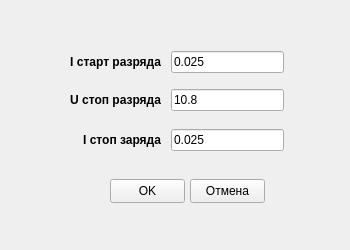
The window that ui/settings_ch.ui (sergeycccv/battery_modbus) describes before a commit, drawn with Qt 5.
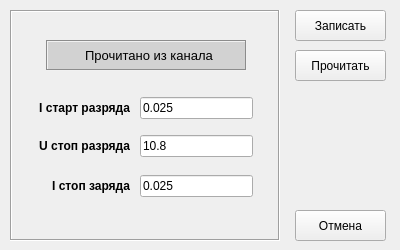
The same window after the commit. Icons and pictures are not drawn.

Commit message: Небольшие изменения в логике редактирования настроек каналов

The edit to the form file:
```diff
--- a/ui/settings_ch.ui
+++ b/ui/settings_ch.ui
@@ -9,7 +9,7 @@
    <rect>
     <x>0</x>
     <y>0</y>
-    <width>350</width>
+    <width>400</width>
     <height>250</height>
    </rect>
   </property>
@@ -21,7 +21,7 @@
   </property>
   <property name="maximumSize">
    <size>
-    <width>350</width>
+    <width>400</width>
     <height>250</height>
    </size>
   </property>
@@ -32,6 +32,12 @@
    <iconset resource="res.qrc">
     <normaloff>:/ICO/Gear24.png</normaloff>:/ICO/Gear24.png</iconset>
   </property>
+  <property name="styleSheet">
+   <string notr="true"> #lbl_info {
+	background-color: rgb(210, 210, 210);
+	padding-left: 5;
+}</string>
+  </property>
   <property name="channel" stdset="0">
    <number>-1</number>
   </property>
@@ -39,71 +45,62 @@
    <widget class="QPushButton" name="btn_OK">
     <property name="geometry">
      <rect>
-      <x>110</x>
-      <y>179</y>
-      <width>75</width>
-      <height>24</height>
+      <x>295</x>
+      <y>10</y>
+      <width>91</width>
+      <height>31</height>
      </rect>
     </property>
     <property name="text">
-     <string>OK</string>
+     <string>Записать</string>
     </property>
    </widget>
    <widget class="QPushButton" name="btn_cancel">
     <property name="geometry">
      <rect>
-      <x>190</x>
-      <y>179</y>
-      <width>75</width>
-      <height>24</height>
+      <x>295</x>
+      <y>210</y>
+      <width>91</width>
+      <height>31</height>
      </rect>
     </property>
     <property name="text">
      <string>Отмена</string>
     </property>
    </widget>
-   <widget class="QLineEdit" name="edit_IstartDischarge">
+   <widget class="QPushButton" name="btn_read">
     <property name="geometry">
      <rect>
-      <x>171</x>
-      <y>51</y>
-      <width>113</width>
-      <height>22</height>
+      <x>295</x>
+      <y>50</y>
+      <width>91</width>
+      <height>31</height>
      </rect>
     </property>
-    <property name="inputMask">
-     <string>0.000</string>
-    </property>
     <property name="text">
-     <string>0.025</string>
+     <string>Прочитать</string>
     </property>
    </widget>
-   <widget class="QLabel" name="lbl_001">
+   <widget class="QFrame" name="frame">
     <property name="geometry">
      <rect>
-      <x>60</x>
-      <y>52</y>
-      <width>101</width>
-      <height>20</height>
+      <x>10</x>
+      <y>10</y>
+      <width>270</width>
+      <height>231</height>
      </rect>
     </property>
-    <property name="font">
-     <font>
-      <bold>true</bold>
-     </font>
+    <property name="frameShape">
+     <enum>QFrame::Shape::Box</enum>
     </property>
-    <property name="text">
-     <string>I старт разряда</string>
+    <property name="frameShadow">
+     <enum>QFrame::Shadow::Sunken</enum>
     </property>
-    <property name="alignment">
-     <set>Qt::AlignmentFlag::AlignRight|Qt::AlignmentFlag::AlignTrailing|Qt::AlignmentFlag::AlignVCenter</set>
-    </property>
-   </widget>
    <widget class="QLineEdit" name="edit_UstopDischarge">
     <property name="geometry">
      <rect>
-      <x>171</x>
-      <y>89</y>
+       <x>130</x>
+       <y>125</y>
       <width>113</width>
       <height>22</height>
      </rect>
@@ -115,11 +112,11 @@
      <string>10.8</string>
     </property>
    </widget>
-   <widget class="QLabel" name="lbl_002">
+    <widget class="QLabel" name="lbl_001">
     <property name="geometry">
      <rect>
-      <x>60</x>
-      <y>90</y>
+       <x>19</x>
+       <y>88</y>
       <width>101</width>
       <height>20</height>
      </rect>
@@ -130,33 +127,17 @@
      </font>
     </property>
     <property name="text">
-     <string>U стоп разряда</string>
+      <string>I старт разряда</string>
     </property>
     <property name="alignment">
      <set>Qt::AlignmentFlag::AlignRight|Qt::AlignmentFlag::AlignTrailing|Qt::AlignmentFlag::AlignVCenter</set>
     </property>
    </widget>
-   <widget class="QLineEdit" name="edit_IstopCharge">
-    <property name="geometry">
-     <rect>
-      <x>171</x>
-      <y>129</y>
-      <width>113</width>
-      <height>22</height>
-     </rect>
-    </property>
-    <property name="inputMask">
-     <string notr="true">0.000</string>
-    </property>
-    <property name="text">
-     <string>0.025</string>
-    </property>
-   </widget>
    <widget class="QLabel" name="lbl_003">
     <property name="geometry">
      <rect>
-      <x>60</x>
-      <y>130</y>
+       <x>19</x>
+       <y>166</y>
       <width>101</width>
       <height>20</height>
      </rect>
@@ -172,6 +153,87 @@
     <property name="alignment">
      <set>Qt::AlignmentFlag::AlignRight|Qt::AlignmentFlag::AlignTrailing|Qt::AlignmentFlag::AlignVCenter</set>
     </property>
+    </widget>
+    <widget class="QLineEdit" name="edit_IstopCharge">
+     <property name="geometry">
+      <rect>
+       <x>130</x>
+       <y>165</y>
+       <width>113</width>
+       <height>22</height>
+      </rect>
+     </property>
+     <property name="inputMask">
+      <string notr="true">0.000</string>
+     </property>
+     <property name="text">
+      <string>0.025</string>
+     </property>
+    </widget>
+    <widget class="QLineEdit" name="edit_IstartDischarge">
+     <property name="geometry">
+      <rect>
+       <x>130</x>
+       <y>87</y>
+       <width>113</width>
+       <height>22</height>
+      </rect>
+     </property>
+     <property name="inputMask">
+      <string>0.000</string>
+     </property>
+     <property name="text">
+      <string>0.025</string>
+     </property>
+    </widget>
+    <widget class="QLabel" name="lbl_002">
+     <property name="geometry">
+      <rect>
+       <x>19</x>
+       <y>126</y>
+       <width>101</width>
+       <height>20</height>
+      </rect>
+     </property>
+     <property name="font">
+      <font>
+       <bold>true</bold>
+      </font>
+     </property>
+     <property name="text">
+      <string>U стоп разряда</string>
+     </property>
+     <property name="alignment">
+      <set>Qt::AlignmentFlag::AlignRight|Qt::AlignmentFlag::AlignTrailing|Qt::AlignmentFlag::AlignVCenter</set>
+     </property>
+    </widget>
+    <widget class="QLabel" name="lbl_info">
+     <property name="geometry">
+      <rect>
+       <x>36</x>
+       <y>30</y>
+       <width>201</width>
+       <height>31</height>
+      </rect>
+     </property>
+     <property name="font">
+      <font>
+       <pointsize>10</pointsize>
+      </font>
+     </property>
+     <property name="frameShape">
+      <enum>QFrame::Shape::Box</enum>
+     </property>
+     <property name="frameShadow">
+      <enum>QFrame::Shadow::Sunken</enum>
+     </property>
+     <property name="text">
+      <string>Прочитано из канала</string>
+     </property>
+     <property name="alignment">
+      <set>Qt::AlignmentFlag::AlignCenter</set>
+     </property>
+    </widget>
    </widget>
   </widget>
  </widget>
```
Left out of the diff: 2 changed lines with no effect on the pictures. Lines whose indentation alone changed are shown as unchanged. The commit also changes 2 other files.
